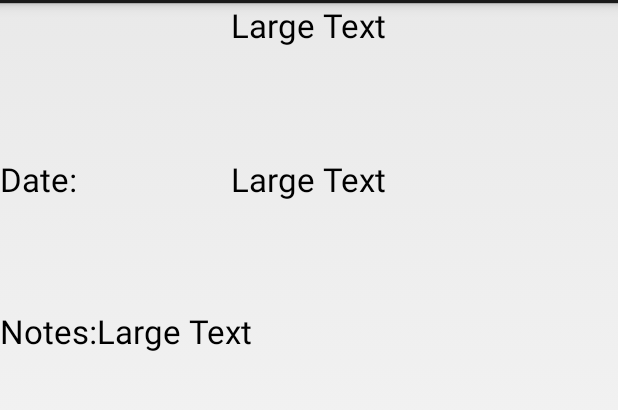
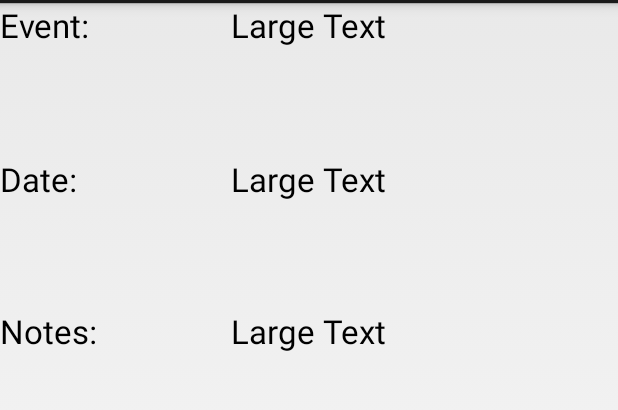
Before and after one commit to dljones79/MDF3, an Android app: the layout fragment_details.xml on its own in the app's theme, with its tools: preview values and no code run, on a phone screen of 412 x 824 dp, the part 69-479 px from its top. Run offline under Robolectric (Android 15) with nearby library versions, the phone set to English and light mode, and no system bars.

Commit message:
Everything Working as Intended!

```diff
--- a/Widget/app/src/main/AndroidManifest.xml
+++ b/Widget/app/src/main/AndroidManifest.xml
@@ -22,6 +22,7 @@
             <intent-filter>
                 <action android:name="android.appwidget.action.APPWIDGET_UPDATE"/>
                 <action android:name="com.fullsail.djones.android.ACTION_VIEW_DETAILS"/>
+                <action android:name="com.fullsail.djones.android.ACTION_VIEW_ADD"/>
             </intent-filter>
 
             <meta-data
--- a/Widget/app/src/main/java/com/fullsail/djones/android/widget/AddFragment.java
+++ b/Widget/app/src/main/java/com/fullsail/djones/android/widget/AddFragment.java
@@ -12,6 +12,7 @@ import android.app.Activity;
 import android.app.Fragment;
 import android.content.Intent;
 import android.os.Bundle;
+import android.util.Log;
 import android.view.LayoutInflater;
 import android.view.View;
 import android.view.ViewGroup;
@@ -86,6 +87,7 @@ public class AddFragment extends Fragment {
     }
 
     private void finish() {
+        Log.i(TAG, "Finish() Called.");
         Intent data = new Intent();
         data.putExtra("returnKey", todoObj);
         getActivity().setResult(Activity.RESULT_OK, data);
--- a/Widget/app/src/main/res/layout/fragment_details.xml
+++ b/Widget/app/src/main/res/layout/fragment_details.xml
@@ -12,7 +12,8 @@
         android:text="Large Text"
         android:id="@+id/eventText"
         android:layout_alignParentTop="true"
-        android:layout_centerHorizontal="true" />
+        android:layout_alignLeft="@+id/dateText"
+        android:layout_alignStart="@+id/dateText" />
 
     <TextView
         android:layout_width="wrap_content"
@@ -52,10 +53,25 @@
         android:text="Large Text"
         android:id="@+id/notesText"
         android:layout_toEndOf="@+id/notesLabel"
+        android:layout_toRightOf="@+id/notesLabel"
+        android:lines="10"
+        android:linksClickable="false"
         android:layout_alignTop="@+id/notesLabel"
+        android:layout_alignLeft="@+id/dateText"
+        android:layout_alignStart="@+id/dateText"
         android:layout_alignParentRight="true"
         android:layout_alignParentEnd="true"
-        android:layout_alignParentBottom="true"
-        android:lines="10"
-        android:linksClickable="false" />
+        android:layout_alignBottom="@+id/notesLabel" />
+
+    <TextView
+        android:layout_width="wrap_content"
+        android:layout_height="wrap_content"
+        android:textAppearance="?android:attr/textAppearanceLarge"
+        android:text="Event:"
+        android:id="@+id/eventLabel"
+        android:layout_toStartOf="@+id/eventText"
+        android:layout_toLeftOf="@+id/eventText"
+        android:layout_alignParentTop="true"
+        android:layout_alignParentLeft="true"
+        android:layout_alignParentStart="true" />
 </RelativeLayout>
--- a/Widget/app/src/main/res/layout/fragment_list.xml
+++ b/Widget/app/src/main/res/layout/fragment_list.xml
@@ -27,7 +27,8 @@
             android:id="@+id/addButton"
             android:layout_gravity="center_horizontal|bottom"
             android:layout_alignParentBottom="true"
-            android:layout_centerHorizontal="true" />
+            android:layout_centerHorizontal="true"
+            android:visibility="invisible" />
 
         </RelativeLayout>
 </FrameLayout>
```
Also changed, not shown: Widget/app/src/main/java/com/fullsail/djones/android/widget/AppWidget.java (+12 -0 lines), Widget/app/src/main/java/com/fullsail/djones/android/widget/ListFragment.java (+19 -1 lines), Widget/app/src/main/java/com/fullsail/djones/android/widget/MainActivity.java (+47 -3 lines), Widget/app/src/main/res/layout/app_widget.xml (+8 -1 lines), Widget/app/src/main/res/menu/menu.xml (added, +7 -0 lines).
